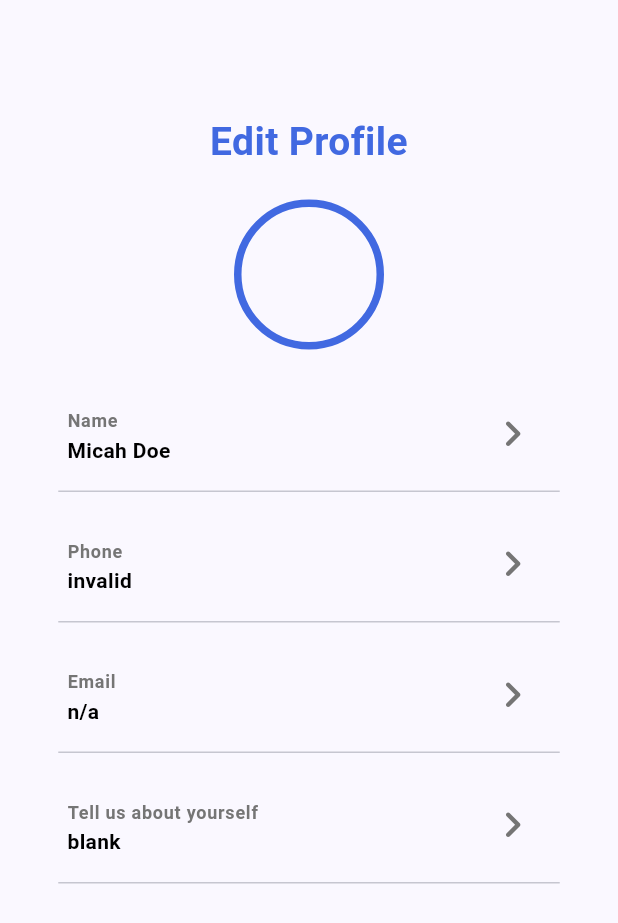
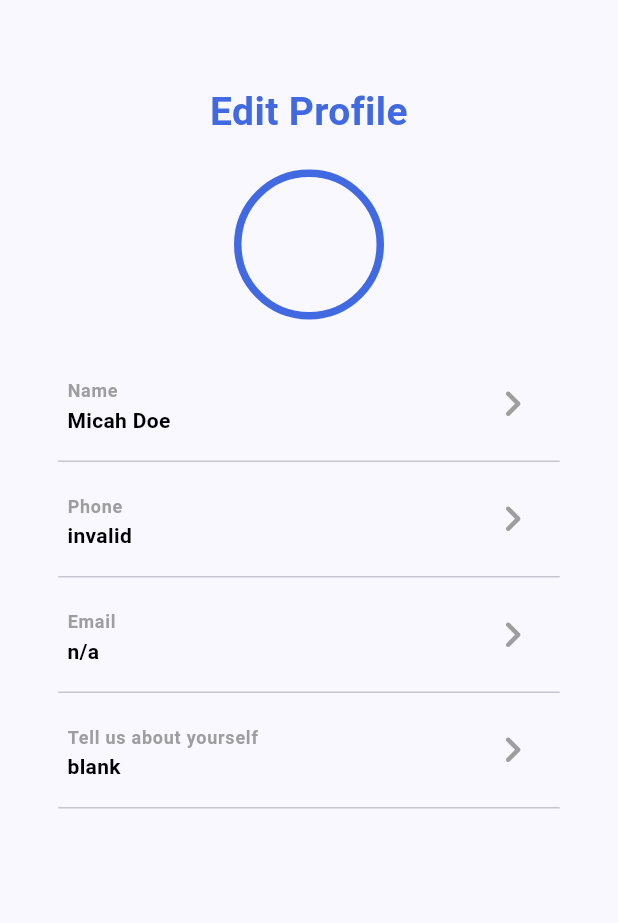
Before and after one commit to darylng154/app_geek_challenge, a Flutter app: the screen it shows after launch, on a phone screen of 412 x 824 dp. Shown: the top 923 px of the screen. Run offline on Flutter 3.47's test engine with Material 3 defaults, Android fonts, the phone set to English and light mode, and no system bars; our stand-ins replace extended_masked_text.

Commit message:
created profile edit + changed config from object -> static

```diff
--- /dev/null
+++ b/devtools_options.yaml
@@ -0,0 +1 @@
+extensions:
--- a/lib/config.dart
+++ /dev/null
@@ -1,57 +0,0 @@
-import 'package:flutter/material.dart';
-
-// read only file that configurates settings on widgets of the Profile Screen
-class Config
-{
-  // Material App Settings
-  final Color _themeColor = const Color.fromARGB(255, 65, 105, 225);
-
-  Color get themeColor => _themeColor;
-
-
-  // Profile Screen Settings
-  // List View's Horizontal Padding to 7% of screen width
-  final double _listViewPaddingPerc = 0.07;
-
-
-  // Profile Name & Pic
-  final double _profilePadding = 20;
-  final double _profileNameSize = 26;
-
-  double get listViewPaddingPerc => _listViewPaddingPerc;
-  double get profilePadding => _profilePadding;
-  double get profileNameSize => _profileNameSize;
-
-
-  // Profile Tile Settings
-  // Bottom Padding of each Tile
-  final double _profileTilePadding = 10;
-  final double _profileTileTitleFontSize = 12;
-  final FontWeight _profileTileFontWeight = FontWeight.bold;
-  final Color _profileTileColor = Colors.grey.shade600;
-  final double _profileTileSubtitleFontSize = 14;
-  final Color _profileTileSubtileFontColor = Colors.black;
-  final IconData _profileTitleIcon = Icons.navigate_next_rounded;
-  final double _profileTileIconSize = 35;
-
-  double get profileTilePadding => _profileTilePadding;
-  double get profileTileTitleFontSize => _profileTileTitleFontSize;
-  FontWeight get profileTileFontWeight => _profileTileFontWeight;
-  Color get profileTileColor => _profileTileColor;
-  double get profileTileSubtitleFontSize => _profileTileSubtitleFontSize;
-  Color get profileTileSubtileFontColor => _profileTileSubtileFontColor;
-  IconData get profileTitleIcon => _profileTitleIcon;
-  double get profileTileIconSize => _profileTileIconSize;
-  // Color get profileTileIconColor => _profileTileIconColor;
-
-
-  //Divider
-  final double _profileDividerSize = 5;
-  final double _profileDividerIndent = 10;
-  final double _profileDividerEndIndent = 10;
-
-  double get profileDividerSize => _profileDividerSize;
-  double get profileDividerIndent => _profileDividerIndent;
-  double get profileDividerEndIndent => _profileDividerEndIndent;
-
-}
--- /dev/null
+++ b/lib/features/profile/config.dart
@@ -0,0 +1,55 @@
+import 'package:flutter/material.dart';
+
+// File that configurates settings on widgets of the Profile Screen
+class Config
+{
+  // Material App Settings
+  static const Color themeColor =  Color.fromARGB(255, 65, 105, 225);
+
+  // -------------------------------------------------------------------------
+  // Profile Screen Settings
+  // List View's Horizontal Padding to 7% of screen width
+  static const double listViewPaddingPerc = 0.07;
+
+  // Profile Name & Pic
+  static const double profilePadding = 20;
+  static const double profileNameSize = 26;
+
+  // -------------------------------------------------------------------------
+  // Profile Tile Settings
+  // Bottom Padding between each Tile (after Divider)
+  static const double profileTilePadding = 0;
+  static const double profileTileTitleFontSize = 12;
+  static const FontWeight profileTileFontWeight = FontWeight.bold;
+  // Actual Color from prototype (Hard to see with white background)
+  // static const Color profileTileColor = Color.fromARGB(255, 238, 238, 238);
+  static final Color profileTileColor = Colors.grey.shade500;
+  static const double profileTileSubtitleFontSize = 14;
+  static const Color profileTileSubtileFontColor = Colors.black;
+  static const IconData profileTitleIcon = Icons.navigate_next_rounded;
+  static const double profileTileIconSize = 35;
+
+  // Divider Settings
+  static const double profileDividerSize = 5;
+  static const double profileDividerIndent = 10;
+  static const double profileDividerEndIndent = 10;
+
+  // -------------------------------------------------------------------------
+  // Profile Edit Screen Settings
+  static const double profileEditPadding = 40;
+  static const double profileEditPromptFontSize = 25;
+  static const Color profileEditPromptFontColor = Colors.black;
+
+  // Custom Text Field Settings
+  static const double textFieldLabelPadding = 5;
+  static const double textFieldLabelFontSize = 14;
+  static final Color textFieldLabelFontColor  = Colors.grey.shade500;
+
+  // Update Button Settings
+  static const Color updateButtonColor = Colors.black;
+  static const Color updateButtonTextColor = Colors.white;
+  static const double updateButtonBaseline = 45;
+  static const double updateButtonTextPadding = 5;
+  static const double updateButtonFontSize = 12;
+  static const double updateButtonHeight = 55;
+}
--- a/lib/presentation/screens/profile_screen.dart
+++ b/lib/features/profile/presentation/screens/profile_screen.dart
@@ -1,6 +1,5 @@
-import 'package:coding_challenge/config.dart';
-// import 'package:coding_challenge/presentation/screens/profile_screen.dart';
-import 'package:coding_challenge/presentation/widgets/profile_title.dart';
+import 'package:coding_challenge/features/profile/Config.dart';
+import 'package:coding_challenge/features/profile/presentation/widgets/profile_title.dart';
 import 'package:flutter/material.dart';
 
 class ProfileScreen extends StatelessWidget
@@ -9,7 +8,7 @@ class ProfileScreen extends StatelessWidget
   String lastName;
   String phone;
   String email;
-  String about;
+  String bio;
 
   ProfileScreen
   (
@@ -19,56 +18,54 @@ class ProfileScreen extends StatelessWidget
       required this.lastName,
       required this.phone,
       required this.email,
-      required this.about,
+      required this.bio,
     }
   ): super(key: key);
 
   @override
   Widget build(BuildContext context)
   {
-    Config config = Config();
-
     return Scaffold
     (
       appBar: AppBar(),
-      body: Center
+      body: SafeArea
       (
         child: ListView
         (
-          padding: EdgeInsets.symmetric(horizontal: MediaQuery.of(context).size.width * config.listViewPaddingPerc),
+          padding: EdgeInsets.symmetric(horizontal: MediaQuery.of(context).size.width * Config.listViewPaddingPerc),
           children: <Widget>
           [
-            // Profile Screen Top Padding box
-            SizedBox
-            (
-              height: config.profilePadding,
-            ),
+            // // Profile Screen Top Padding box
+            // SizedBox
+            // (
+            //   height: Config.profilePadding,
+            // ),
 
             // Profile Name Widget
-            profileName(config),
+            _profileName(),
 
             // Profile Name Bottom Padding box
-            SizedBox
+            const SizedBox
             (
-              height: config.profilePadding,
+              height: Config.profilePadding,
             ),
 
             // Profile Pic Widget
-            profilePic(config),
+            _profilePic(),
 
             // Profile Pic Bottom Padding box
-            SizedBox
+            const SizedBox
             (
-              height: config.profilePadding,
+              height: Config.profilePadding,
             ),
 
             // Profile Column Tiles Widget
-            profileColTiles(config),
+            _profileColTiles(),
 
             // Profile Screen Bottom Padding box
-            SizedBox
+            const SizedBox
             (
-              height: config.profilePadding,
+              height: Config.profilePadding,
             ),
           ]
         ),
@@ -76,22 +73,22 @@ class ProfileScreen extends StatelessWidget
     );
   }
 
-  Widget profileName(Config config)
+  Widget _profileName()
   {
-    return Text
+    return const Text
     (
       "Edit Profile",
       textAlign: TextAlign.center,
       style: TextStyle
       (
-        fontSize: config.profileNameSize,
+        fontSize: Config.profileNameSize,
         fontWeight: FontWeight.bold,
-        color: config.themeColor
+        color: Config.themeColor
       ),
     );
   }
 
-  Widget profilePic(Config config)
+  Widget _profilePic()
   {
     return Container
     (
@@ -104,13 +101,13 @@ class ProfileScreen extends StatelessWidget
         border: Border.all
         (
           width: 5,
-          color: config.themeColor,
+          color: Config.themeColor,
         ),
       ),
     );
   }
 
-  Widget profileColTiles(Config config)
+  Widget _profileColTiles()
   {
     return Column
     (
@@ -121,7 +118,6 @@ class ProfileScreen extends StatelessWidget
         (
           title: "Name",
           subtitle: "$firstName $lastName",
-          trailing: "",
         ),
 
         // phone
@@ -129,7 +125,6 @@ class ProfileScreen extends StatelessWidget
         (
           title: "Phone",
           subtitle: phone,
-          trailing: "",
         ),
 
         // email
@@ -137,15 +132,13 @@ class ProfileScreen extends StatelessWidget
         (
           title: "Email",
           subtitle: email,
-          trailing: "",
         ),
 
         // tell us about yourself
         ProfileTile
         (
           title: "Tell us about yourself",
-          subtitle: about,
-          trailing: "",
+          subtitle: bio,
         ),
       ],
     );
--- /dev/null
+++ b/lib/features/profile/presentation/widgets/profile_title.dart
@@ -0,0 +1,94 @@
+import 'package:coding_challenge/features/profile/Config.dart';
+import 'package:flutter/material.dart';
+
+class ProfileTile extends StatelessWidget
+{
+  String title;
+  String subtitle;
+
+  ProfileTile
+  (
+    {
+      Key? key,
+      required this.title,
+      required this.subtitle,
+    }
+  ): super(key: key);
+
+  @override
+  Widget build(BuildContext context)
+  {
+    return Container
+    (
+      padding: const EdgeInsets.only(bottom: Config.profileTilePadding),
+      child: Column
+      (
+        children:
+        [
+          // list tile
+          _listTile(),
+
+          // divider
+          _divider(),
+        ],
+      )
+    );
+  }
+
+  Widget _listTile()
+  {
+    return ListTile
+    (
+      // onTap: ,
+      title: Text
+      (
+        title,
+        style: TextStyle
+        (
+          fontSize: Config.profileTileTitleFontSize,
+          fontWeight: Config.profileTileFontWeight,
+          color: Config.profileTileColor,
+        ),
+      ),
+
+      subtitle: Text
+      (
+        subtitle,
+        style: const TextStyle
+        (
+          fontSize: Config.profileTileSubtitleFontSize,
+          fontWeight: Config.profileTileFontWeight,
+          color: Config.profileTileSubtileFontColor,
+        ),
+      ),
+
+      trailing: Icon
+      (
+        Config.profileTitleIcon,
+        size: Config.profileTileIconSize,
+        color: Config.profileTileColor,
+      ),
+    );
+  }
+
+  Widget _divider()
+  {
+    return const Divider
+    (
+      height: Config.profileDividerSize,
+      indent: Config.profileDividerIndent,
+      endIndent: Config.profileDividerEndIndent,
+    );
+  }
+
+  // Future<dynamic> navigation()
+  // {
+  //   return Navigator.of(context).push
+  //   (
+  //     MaterialPageRoute
+  //     (
+  //       builder: (context) =>
+  //     ),
+  //   );
+  // }
+}
--- a/lib/main.dart
+++ b/lib/main.dart
@@ -1,5 +1,6 @@
-import 'package:coding_challenge/presentation/screens/profile_screen.dart';
-import 'package:coding_challenge/config.dart';
+import 'package:coding_challenge/features/profile/presentation/screens/profile_edit_screen.dart';
+import 'package:coding_challenge/features/profile/presentation/screens/profile_screen.dart';
+import 'package:coding_challenge/features/profile/config.dart';
 import 'package:flutter/material.dart';
 
 void main() {
@@ -15,7 +16,7 @@ class MyApp extends StatelessWidget {
     return MaterialApp(
       title: "Home Screen",
       theme: ThemeData(
-        colorScheme: ColorScheme.fromSeed(seedColor: Config().themeColor),
+        colorScheme: ColorScheme.fromSeed(seedColor: Config.themeColor),
         useMaterial3: true,
       ),
       home: ProfileScreen
@@ -24,8 +25,14 @@ class MyApp extends StatelessWidget {
         lastName: "Doe",
         phone: "invalid",
         email: "n/a",
-        about: "blank"
+        bio: "blank"
       ),
+      // home: ProfileEditScreen
+      // (
+      //   prompt: "What's your phone number?",
+      //   label: "Write a little bit about yourself. Do you like chatting? Are you a smoker? Do you bring pets with you? Etc."
+      //   // label: "Your phone number",
+      // )
     );
   }
 }
--- a/lib/presentation/widgets/profile_title.dart
+++ /dev/null
@@ -1,86 +0,0 @@
-import 'package:coding_challenge/config.dart';
-import 'package:flutter/material.dart';
-
-class ProfileTile extends StatelessWidget
-{
-  String title;
-  String subtitle;
-  String trailing;
-
-  ProfileTile
-  (
-    {
-      Key? key,
-      required this.title,
-      required this.subtitle,
-      required this.trailing,
-    }
-  ): super(key: key);
-
-  @override
-  Widget build(BuildContext context)
-  {
-    Config config = Config();
-
-    return Container
-    (
-      padding: EdgeInsets.only(bottom: config.profileTilePadding),
-      child: Column
-      (
-        children:
-        [
-          // list tile
-          listTile(config),
-
-          // divider
-          divider(config),
-        ],
-      )
-    );
-  }
-
-  Widget listTile(Config config)
-  {
-    return ListTile
-    (
-      title: Text
-      (
-        title,
-        style: TextStyle
-        (
-          fontSize: config.profileTileTitleFontSize,
-          fontWeight: config.profileTileFontWeight,
-          color: config.profileTileColor,
-        ),
-      ),
-
-      subtitle: Text
-      (
-        subtitle,
-        style: TextStyle
-        (
-          fontSize: config.profileTileSubtitleFontSize,
-          fontWeight: config.profileTileFontWeight,
-          color: config.profileTileSubtileFontColor,
-        ),
-      ),
-
-      trailing: Icon
-      (
-        config.profileTitleIcon,
-        size: config.profileTileIconSize,
-        color: config.profileTileColor,
-      ),
-    );
-  }
-
-  Widget divider(Config config)
-  {
-    return Divider
-    (
-      height: config.profileDividerSize,
-      indent: config.profileDividerIndent,
-      endIndent: config.profileDividerEndIndent,
-    );
-  }
-}
```
Also changed, not shown: lib/features/profile/presentation/screens/profile_edit_screen.dart (added, +121 -0 lines), lib/features/profile/presentation/widgets/custom_text_field.dart (added, +68 -0 lines), pubspec.yaml (+7 -2 lines), lib/features/profile/presentation/screens/profile_edit_name_screen.dart (added), pubspec.lock, 1 other file.
